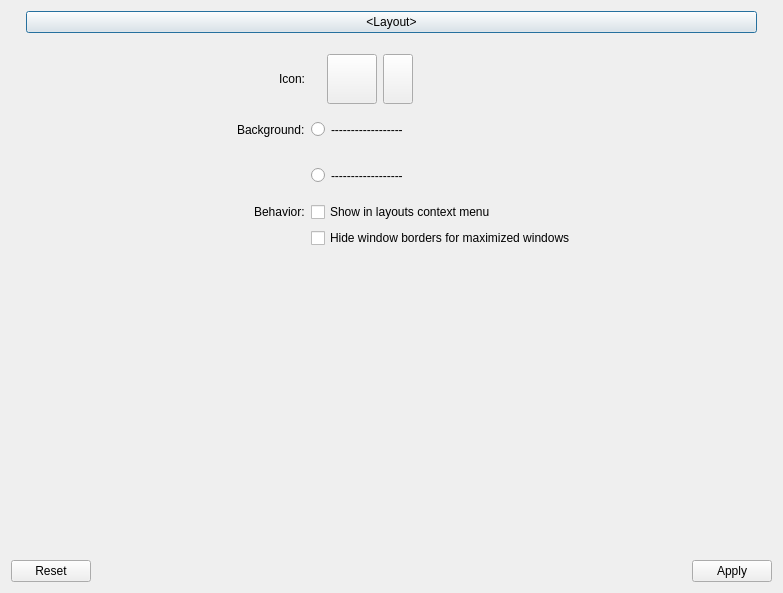
The window that app/settings/dialogs/detailsdialog.ui (KDE/latte-dock) describes before a commit, drawn with Qt 5.
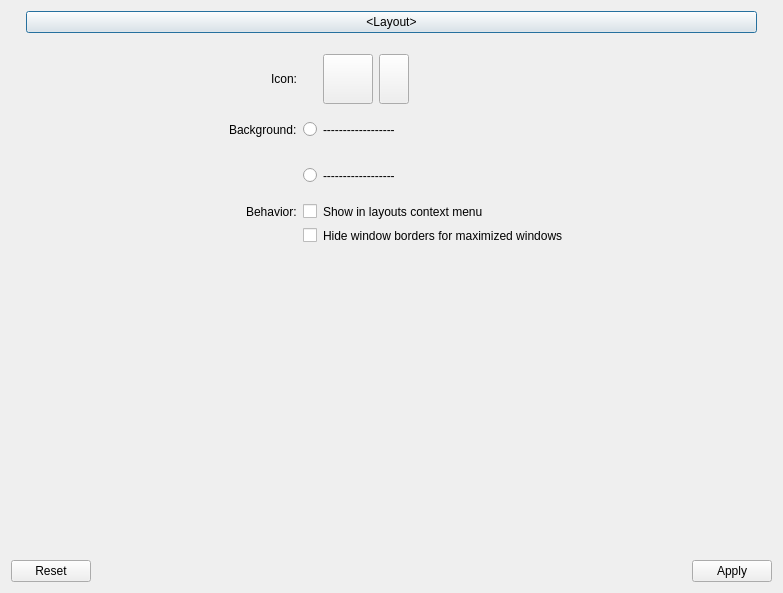
The same window after the commit. Icons and pictures are not drawn.

Commit message: improve detail items alignment

Patch:
```diff
--- a/app/settings/dialogs/detailsdialog.ui
+++ b/app/settings/dialogs/detailsdialog.ui
@@ -58,75 +58,24 @@
         </spacer>
        </item>
        <item>
-        <layout class="QGridLayout" name="gridLayout" columnstretch="5,8">
-         <item row="2" column="1">
-          <layout class="QHBoxLayout" name="backgroundVertLayout2">
+        <layout class="QGridLayout" name="gridLayout" columnstretch="5,0,8">
+         <item row="2" column="2">
+          <layout class="QHBoxLayout" name="backgroundOptLayout">
            <item>
-            <widget class="QRadioButton" name="backgroundRadioBtn">
-             <property name="sizePolicy">
-              <sizepolicy hsizetype="Preferred" vsizetype="Fixed">
-               <horstretch>0</horstretch>
-               <verstretch>0</verstretch>
-              </sizepolicy>
-             </property>
-             <property name="maximumSize">
+            <widget class="QLabel" name="backgroundPatternLbl">
+             <property name="minimumSize">
               <size>
-               <width>18</width>
-               <height>16777215</height>
+               <width>0</width>
+               <height>40</height>
               </size>
              </property>
              <property name="text">
-              <string notr="true"/>
+              <string notr="true">------------------</string>
              </property>
             </widget>
            </item>
            <item>
-            <layout class="QHBoxLayout" name="backgroundOptionsLayout">
-             <item>
-              <widget class="QLabel" name="backgroundPatternLbl">
-               <property name="minimumSize">
-                <size>
-                 <width>0</width>
-                 <height>40</height>
-                </size>
-               </property>
-               <property name="text">
-                <string notr="true">------------------</string>
-               </property>
-              </widget>
-             </item>
-             <item>
-              <spacer name="horizontalSpacer_7">
-               <property name="orientation">
-                <enum>Qt::Horizontal</enum>
-               </property>
-               <property name="sizeHint" stdset="0">
-                <size>
-                 <width>40</width>
-                 <height>20</height>
-                </size>
-               </property>
-              </spacer>
-             </item>
-            </layout>
-           </item>
-          </layout>
-         </item>
-         <item row="4" column="1">
-          <layout class="QHBoxLayout" name="horizontalLayout_10">
-           <item>
-            <widget class="QCheckBox" name="borderlessChk">
-             <property name="text">
-              <string>Hide window borders for maximized windows</string>
-             </property>
-            </widget>
-           </item>
-          </layout>
-         </item>
-         <item row="1" column="0">
-          <layout class="QHBoxLayout" name="horizontalLayout_4">
-           <item>
-            <spacer name="horizontalSpacer_4">
+            <spacer name="horizontalSpacer_7">
              <property name="orientation">
               <enum>Qt::Horizontal</enum>
              </property>
@@ -138,19 +87,6 @@
              </property>
             </spacer>
            </item>
-           <item>
-            <widget class="QLabel" name="backgroundLbl">
-             <property name="minimumSize">
-              <size>
-               <width>0</width>
-               <height>0</height>
-              </size>
-             </property>
-             <property name="text">
-              <string>Background:</string>
-             </property>
-            </widget>
-           </item>
           </layout>
          </item>
          <item row="0" column="0">
@@ -177,6 +113,43 @@
            </item>
           </layout>
          </item>
+         <item row="2" column="0">
+          <widget class="QLabel" name="backSecondRowLbl">
+           <property name="text">
+            <string notr="true"/>
+           </property>
+          </widget>
+         </item>
+         <item row="1" column="0">
+          <layout class="QHBoxLayout" name="horizontalLayout_4">
+           <item>
+            <spacer name="horizontalSpacer_4">
+             <property name="orientation">
+              <enum>Qt::Horizontal</enum>
+             </property>
+             <property name="sizeHint" stdset="0">
+              <size>
+               <width>40</width>
+               <height>20</height>
+              </size>
+             </property>
+            </spacer>
+           </item>
+           <item>
+            <widget class="QLabel" name="backgroundLbl">
+             <property name="minimumSize">
+              <size>
+               <width>0</width>
+               <height>0</height>
+              </size>
+             </property>
+             <property name="text">
+              <string>Background:</string>
+             </property>
+            </widget>
+           </item>
+          </layout>
+         </item>
          <item row="3" column="0">
           <layout class="QHBoxLayout" name="horizontalLayout_5">
            <item>
@@ -201,89 +174,8 @@
            </item>
           </layout>
          </item>
-         <item row="1" column="1">
-          <layout class="QHBoxLayout" name="horizontalLayout_2">
-           <item>
-            <widget class="QRadioButton" name="colorRadioBtn">
-             <property name="sizePolicy">
-              <sizepolicy hsizetype="Preferred" vsizetype="Fixed">
-               <horstretch>0</horstretch>
-               <verstretch>0</verstretch>
-              </sizepolicy>
-             </property>
-             <property name="minimumSize">
-              <size>
-               <width>0</width>
-               <height>0</height>
-              </size>
-             </property>
-             <property name="maximumSize">
-              <size>
-               <width>18</width>
-               <height>16777215</height>
-              </size>
-             </property>
-             <property name="text">
-              <string notr="true"/>
-             </property>
-            </widget>
-           </item>
-           <item>
-            <layout class="QHBoxLayout" name="colorOptionsLayout">
-             <item>
-              <widget class="QLabel" name="colorPatternLbl">
-               <property name="sizePolicy">
-                <sizepolicy hsizetype="Preferred" vsizetype="Preferred">
-                 <horstretch>0</horstretch>
-                 <verstretch>0</verstretch>
-                </sizepolicy>
-               </property>
-               <property name="minimumSize">
-                <size>
-                 <width>0</width>
-                 <height>40</height>
-                </size>
-               </property>
-               <property name="text">
-                <string>------------------</string>
-               </property>
-              </widget>
-             </item>
-             <item>
-              <spacer name="horizontalSpacer_6">
-               <property name="orientation">
-                <enum>Qt::Horizontal</enum>
-               </property>
-               <property name="sizeHint" stdset="0">
-                <size>
-                 <width>40</width>
-                 <height>20</height>
-                </size>
-               </property>
-              </spacer>
-             </item>
-            </layout>
-           </item>
-          </layout>
-         </item>
-         <item row="0" column="1">
+         <item row="0" column="2">
           <layout class="QHBoxLayout" name="iconHorLayout">
-           <item>
-            <spacer name="horizontalSpacer_9">
-             <property name="orientation">
-              <enum>Qt::Horizontal</enum>
-             </property>
-             <property name="sizeType">
-              <enum>QSizePolicy::Fixed</enum>
-             </property>
-             <property name="sizeHint" stdset="0">
-              <size>
-               <width>16</width>
-               <height>20</height>
-              </size>
-             </property>
-            </spacer>
-           </item>
            <item>
             <widget class="QPushButton" name="iconBtn">
              <property name="minimumSize">
@@ -339,10 +231,21 @@
            </item>
           </layout>
          </item>
-         <item row="3" column="1">
+         <item row="4" column="2">
+          <layout class="QHBoxLayout" name="horizontalLayout_10">
+           <item>
+            <widget class="QLabel" name="borderlessChkLbl">
+             <property name="text">
+              <string>Hide window borders for maximized windows</string>
+             </property>
+            </widget>
+           </item>
+          </layout>
+         </item>
+         <item row="3" column="2">
           <layout class="QHBoxLayout" name="horizontalLayout_8">
            <item>
-            <widget class="QCheckBox" name="inMenuChk">
+            <widget class="QLabel" name="inMenuChkLbl">
              <property name="text">
               <string>Show in layouts context menu</string>
              </property>
@@ -350,13 +253,6 @@
            </item>
           </layout>
          </item>
-         <item row="2" column="0">
-          <widget class="QLabel" name="backSecondRowLbl">
-           <property name="text">
-            <string notr="true"/>
-           </property>
-          </widget>
-         </item>
          <item row="4" column="0">
           <widget class="QLabel" name="behaviorSecRowLbl">
            <property name="text">
@@ -364,6 +260,100 @@
            </property>
           </widget>
          </item>
+         <item row="1" column="2">
+          <layout class="QHBoxLayout" name="colorsOptLayout">
+           <item>
+            <widget class="QLabel" name="colorPatternLbl">
+             <property name="sizePolicy">
+              <sizepolicy hsizetype="Preferred" vsizetype="Preferred">
+               <horstretch>0</horstretch>
+               <verstretch>0</verstretch>
+              </sizepolicy>
+             </property>
+             <property name="minimumSize">
+              <size>
+               <width>0</width>
+               <height>40</height>
+              </size>
+             </property>
+             <property name="text">
+              <string>------------------</string>
+             </property>
+            </widget>
+           </item>
+           <item>
+            <spacer name="horizontalSpacer_6">
+             <property name="orientation">
+              <enum>Qt::Horizontal</enum>
+             </property>
+             <property name="sizeHint" stdset="0">
+              <size>
+               <width>40</width>
+               <height>20</height>
+              </size>
+             </property>
+            </spacer>
+           </item>
+          </layout>
+         </item>
+         <item row="1" column="1">
+          <widget class="QRadioButton" name="colorRadioBtn">
+           <property name="sizePolicy">
+            <sizepolicy hsizetype="Preferred" vsizetype="Fixed">
+             <horstretch>0</horstretch>
+             <verstretch>0</verstretch>
+            </sizepolicy>
+           </property>
+           <property name="minimumSize">
+            <size>
+             <width>0</width>
+             <height>0</height>
+            </size>
+           </property>
+           <property name="maximumSize">
+            <size>
+             <width>16777215</width>
+             <height>16777215</height>
+            </size>
+           </property>
+           <property name="text">
+            <string notr="true"/>
+           </property>
+          </widget>
+         </item>
+         <item row="2" column="1">
+          <widget class="QRadioButton" name="backgroundRadioBtn">
+           <property name="sizePolicy">
+            <sizepolicy hsizetype="Preferred" vsizetype="Fixed">
+             <horstretch>0</horstretch>
+             <verstretch>0</verstretch>
+            </sizepolicy>
+           </property>
+           <property name="maximumSize">
+            <size>
+             <width>16777215</width>
+             <height>16777215</height>
+            </size>
+           </property>
+           <property name="text">
+            <string notr="true"/>
+           </property>
+          </widget>
+         </item>
+         <item row="3" column="1">
+          <widget class="QCheckBox" name="inMenuChk">
+           <property name="text">
+            <string notr="true"/>
+           </property>
+          </widget>
+         </item>
+         <item row="4" column="1">
+          <widget class="QCheckBox" name="borderlessChk">
+           <property name="text">
+            <string notr="true"/>
+           </property>
+          </widget>
+         </item>
         </layout>
        </item>
       </layout>
```
